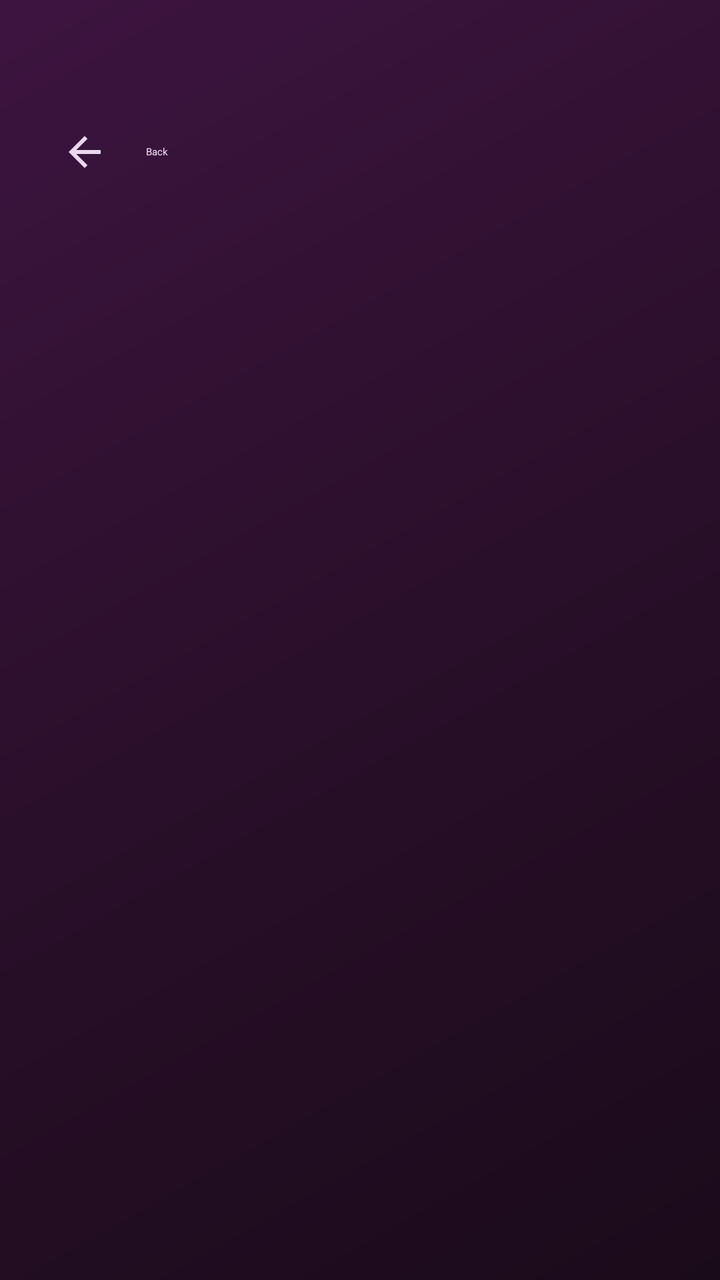
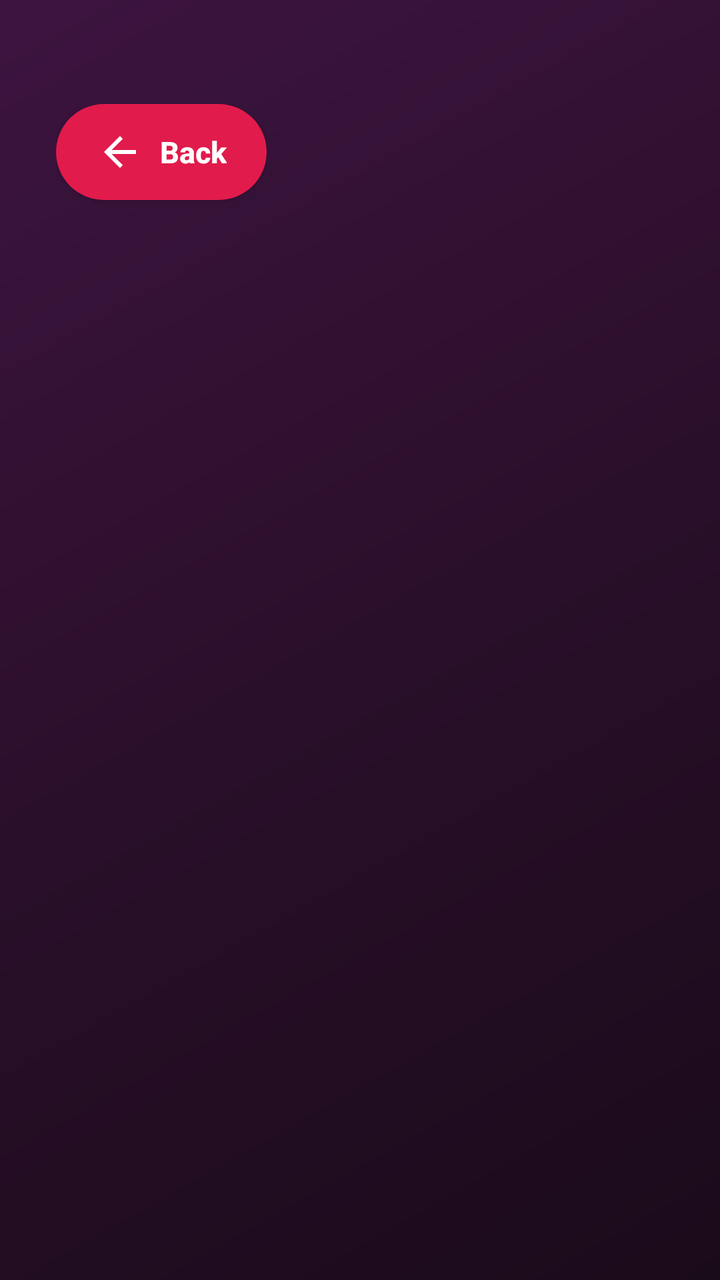

An Android layout rendered at two revisions. The XML below is the earlier revision; the diff shows what the commit changed to produce the second picture.
<!-- AndroidManifest.xml: fallback theme Theme.MaterialComponents.DayNight.NoActionBar -->
<!-- res/layout/activity_experience_list.xml -->
<?xml version="1.0" encoding="utf-8"?>
<LinearLayout xmlns:android="http://schemas.android.com/apk/res/android"
    xmlns:app="http://schemas.android.com/apk/res-auto"
    xmlns:tools="http://schemas.android.com/tools"
    android:layout_width="match_parent"
    android:layout_height="match_parent"
    android:orientation="vertical"
    android:background="@drawable/bg_hub_gradient">

    <LinearLayout
        android:layout_width="match_parent"
        android:layout_height="wrap_content"
        android:orientation="vertical"
        android:paddingHorizontal="28dp"
        android:paddingTop="52dp"
        android:paddingBottom="8dp">

        <com.google.android.material.button.MaterialButton
            android:id="@+id/backButton"
            style="@style/Widget.Material3.Button.TextButton"
            android:layout_width="wrap_content"
            android:layout_height="wrap_content"
            android:layout_marginStart="-8dp"
            android:layout_marginBottom="10dp"
            android:paddingHorizontal="10dp"
            android:text="@string/nav_back"
            app:icon="@drawable/ic_arrow_back"
            app:iconTint="#E9D8F0"
            android:textColor="#E9D8F0" />

        <TextView
            android:id="@+id/listEyebrow"
            android:layout_width="wrap_content"
            android:layout_height="wrap_content"
            android:letterSpacing="0.2"
            android:textAllCaps="true"
            android:textColor="#C79BD1"
            android:textSize="13sp"
            android:textStyle="bold"
            tools:ignore="MissingPrefix" />

        <TextView
            android:id="@+id/listTitle"
            android:layout_width="wrap_content"
            android:layout_height="wrap_content"
            android:layout_marginTop="6dp"
            android:textColor="#FFFFFF"
            android:textSize="30sp"
            android:textStyle="bold" />

        <TextView
            android:id="@+id/listSubtitle"
            android:layout_width="match_parent"
            android:layout_height="wrap_content"
            android:layout_marginTop="6dp"
            android:textColor="#B9A7C2"
            android:textSize="15sp" />
    </LinearLayout>

    <androidx.recyclerview.widget.RecyclerView
        android:id="@+id/recycler"
        android:layout_width="match_parent"
        android:layout_height="0dp"
        android:layout_weight="1"
        android:clipToPadding="false"
        android:paddingHorizontal="28dp"
        android:paddingTop="16dp"
        android:paddingBottom="32dp"
        android:scrollbars="none" />
</LinearLayout>
<!-- resources referenced by this layout -->
<resources>
  <!-- drawable bg_hub_gradient (drawable) -->
  <?xml version="1.0" encoding="utf-8"?>
  <shape xmlns:android="http://schemas.android.com/apk/res/android"
      android:shape="rectangle">
      <gradient
          android:angle="135"
          android:startColor="#1A0B1A"
          android:centerColor="#2A0F2A"
          android:endColor="#3D1440"
          android:type="linear" />
  </shape>
  <!-- drawable ic_arrow_back (drawable) -->
  <vector xmlns:android="http://schemas.android.com/apk/res/android"
      android:width="24dp"
      android:height="24dp"
      android:viewportWidth="24"
      android:viewportHeight="24"
      android:tint="#FFFFFF">
      <path
          android:fillColor="@android:color/white"
          android:pathData="M20,11H7.83l5.59,-5.59L12,4l-8,8 8,8 1.41,-1.41L7.83,13H20v-2z" />
  </vector>
  <string name="nav_back">Back</string>
</resources>

<!-- the commit's change to res/layout/activity_experience_list.xml (unified diff, before → after) -->
@@ -15,18 +15,22 @@
         android:paddingTop="52dp"
         android:paddingBottom="8dp">
 
-        <com.google.android.material.button.MaterialButton
+        <Button
             android:id="@+id/backButton"
-            style="@style/Widget.Material3.Button.TextButton"
             android:layout_width="wrap_content"
             android:layout_height="wrap_content"
-            android:layout_marginStart="-8dp"
-            android:layout_marginBottom="10dp"
-            android:paddingHorizontal="10dp"
+            android:layout_marginBottom="12dp"
+            android:background="@drawable/bg_exit_button"
+            android:drawableStart="@drawable/ic_arrow_back"
+            android:drawablePadding="8dp"
+            android:paddingHorizontal="20dp"
+            android:paddingVertical="12dp"
             android:text="@string/nav_back"
-            app:icon="@drawable/ic_arrow_back"
-            app:iconTint="#E9D8F0"
-            android:textColor="#E9D8F0" />
+            android:textColor="#FFFFFF"
+            android:textStyle="bold"
+            android:textSize="15sp"
+            android:textAllCaps="false"
+            android:elevation="6dp" />
 
         <TextView
             android:id="@+id/listEyebrow"
<!-- resource entries referenced after the edit -->
@@ -1,5 +1,12 @@
 <!-- resources referenced by this layout -->
 <resources>
+  <!-- drawable bg_exit_button (drawable) -->
+  <?xml version="1.0" encoding="utf-8"?>
+  <shape xmlns:android="http://schemas.android.com/apk/res/android"
+      android:shape="rectangle">
+      <solid android:color="#E11B4C" />
+      <corners android:radius="26dp" />
+  </shape>
   <!-- drawable bg_hub_gradient (drawable) -->
   <?xml version="1.0" encoding="utf-8"?>
   <shape xmlns:android="http://schemas.android.com/apk/res/android"
